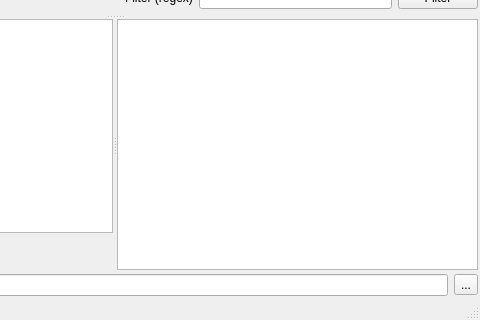
Old version of the form hgview/qt4/hgview.ui in the repository TyberiusPrime/hgview; both pictures show x 250 to 730 and y 326 to 646 of the 730 by 646 pixel window.
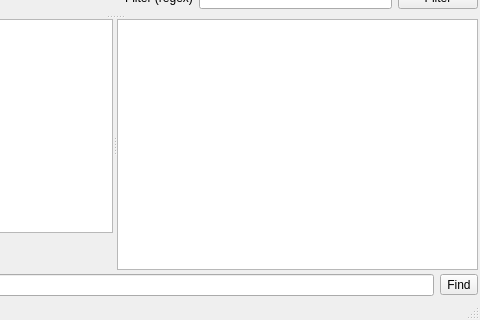
New version of the form.

Commit message: Make 'find' work correctly, plus code cleanup and several minor improvements

The edit to the form file:
```diff
--- a/hgview/qt4/hgview.ui
+++ b/hgview/qt4/hgview.ui
@@ -195,7 +195,7 @@
        <item>
         <widget class="QToolButton" name="button_find" >
          <property name="text" >
-          <string>...</string>
+          <string>Find</string>
          </property>
         </widget>
        </item>
```
Left out of the diff: 4 changed lines with no effect on the pictures. The commit also changes 4 other files.
